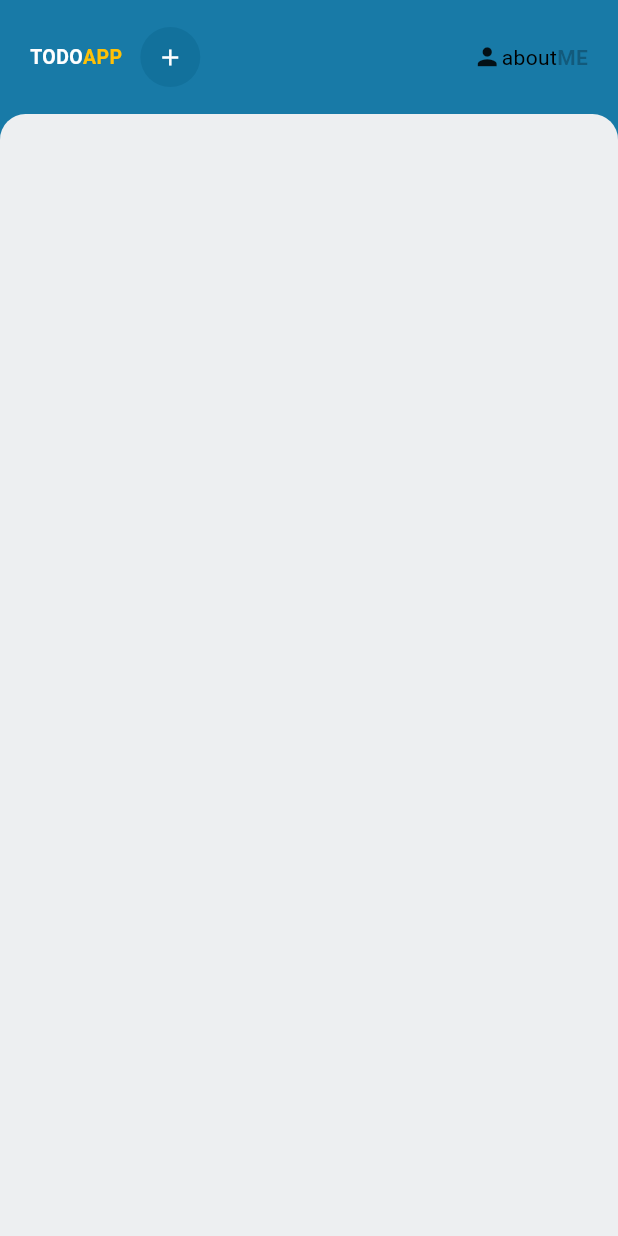
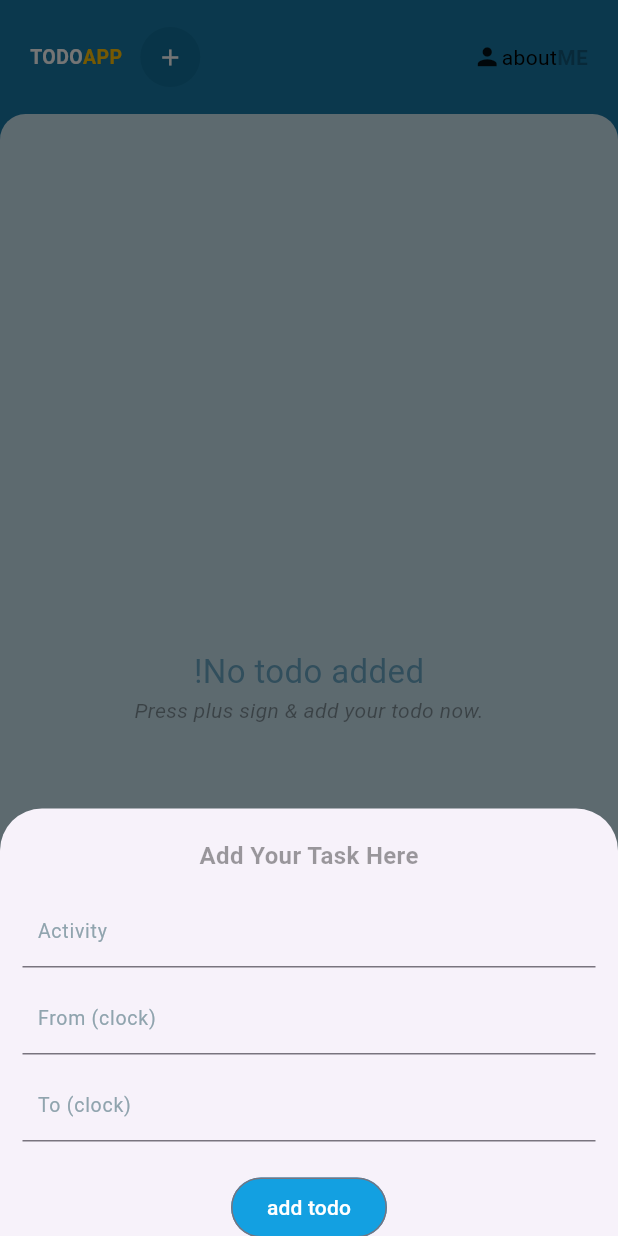
Before and after one commit to melaku88/todoApp-flutter-web, a Flutter app: the screen it shows after launch, after a tap on the "add" icon, on a phone screen of 412 x 824 dp. Run offline on Flutter 3.47's test engine with Material 3 defaults, Android fonts, the phone set to English and light mode, and no system bars.

Commit message:
text field is added

```diff
--- a/lib/main.dart
+++ b/lib/main.dart
@@ -1,7 +1,8 @@
 import 'package:flutter/material.dart';
 import 'package:todo/pages/home_screen.dart';
 
-void main(){
+void main()async{
+  WidgetsFlutterBinding.ensureInitialized();
   runApp(MyApp());
 }
 
--- a/lib/pages/home_screen.dart
+++ b/lib/pages/home_screen.dart
@@ -14,8 +14,25 @@ class HomeScreen extends StatefulWidget {
 
 class _HomeScreenState extends State<HomeScreen> {
   //* -----------------------------------------------------------------------------
-  List<String> todoLists= [];
-  final TextEditingController todoController = TextEditingController();
+  List<dynamic> todoLists = [];
+  final TextEditingController activityController = TextEditingController();
+  final TextEditingController fromController = TextEditingController();
+  final TextEditingController toController = TextEditingController();
+
+  void addTodo() async {
+    String activity = activityController.text.trim();
+    String from = fromController.text.trim();
+    String to = toController.text.trim();
+    if (activity.isNotEmpty && from.isNotEmpty && to.isNotEmpty) {
+      setState(() {
+        todoLists.add({'activity': activity, 'from': from, 'to': to});
+      });
+      activityController.clear();
+      fromController.clear();
+      toController.clear();
+    }
+  }
+
   //* -----------------------------------------------------------------------------
   @override
   Widget build(BuildContext context) {
@@ -32,13 +49,26 @@ class _HomeScreenState extends State<HomeScreen> {
             children: [
               // header section
               constraints.maxWidth >= kDeviceWidth
-                ? HeaderDesktop()
-                : HeaderMobile(),
+                  ? HeaderDesktop()
+                  : HeaderMobile(
+                      onTap: addTodo,
+                      activityController: activityController,
+                      fromController: fromController,
+                      toController: toController,
+                    ),
 
               // main section
               constraints.maxWidth >= kDeviceWidth
-                ? MainDesktop(listDDatas: todoLists, controller: todoController,)
-                : MainMobile(listMDatas: todoLists,),
+                  ? MainDesktop(
+                      listDDatas: todoLists,
+                      onTap: addTodo,
+                      activityController: activityController,
+                      fromController: fromController,
+                      toController: toController,
+                    )
+                  : MainMobile(
+                      listMDatas: todoLists,
+                    ),
             ],
           ),
         ),
--- a/lib/widgets/header_mobile.dart
+++ b/lib/widgets/header_mobile.dart
@@ -1,7 +1,12 @@
 import 'package:flutter/material.dart';
+import 'package:todo/widgets/text_field.dart';
 
 class HeaderMobile extends StatelessWidget {
-  const HeaderMobile({super.key});
+  final TextEditingController activityController;
+  final TextEditingController fromController;
+  final TextEditingController toController;
+  final VoidCallback onTap;
+  const HeaderMobile({super.key, required this.onTap, required this.activityController, required this.fromController, required this.toController});
 
   @override
   Widget build(BuildContext context) {
@@ -17,22 +22,38 @@ class HeaderMobile extends StatelessWidget {
             children: [
               Text(
                 'TODO',
-                style:
-                    TextStyle(color: Colors.white, fontWeight: FontWeight.bold, fontSize: 13),
+                style: TextStyle(
+                    color: Colors.white,
+                    fontWeight: FontWeight.bold,
+                    fontSize: 13),
               ),
               Text(
                 'APP',
-                style:
-                    TextStyle(color: Colors.amber, fontWeight: FontWeight.bold, fontSize: 13),
+                style: TextStyle(
+                    color: Colors.amber,
+                    fontWeight: FontWeight.bold,
+                    fontSize: 13),
               ),
-
               TextButton.icon(
-                onPressed: (){},
-                label: Icon(Icons.add, size: 18.0, color: Colors.white,),
+                onPressed: () {
+                  showModalBottomSheet(
+                      context: context,
+                      builder: (context) {
+                        return Container(
+                          height: 285,
+                          padding: EdgeInsets.only(top: 20.0, left: 15.0, right: 15.0, bottom: MediaQuery.of(context).viewInsets.bottom),
+                          child: MyTextField( onTap:  onTap, activityController: activityController, fromController: fromController, toController: toController, controller: null),
+                        );
+                      });
+                },
+                label: Icon(
+                  Icons.add,
+                  size: 18.0,
+                  color: Colors.white,
+                ),
                 style: TextButton.styleFrom(
-                  shape: CircleBorder(),
-                  backgroundColor: Color.fromARGB(255, 18, 113, 156)
-                ),
+                    shape: CircleBorder(),
+                    backgroundColor: Color.fromARGB(255, 18, 113, 156)),
               )
             ],
           ),
--- a/lib/widgets/main_mobile.dart
+++ b/lib/widgets/main_mobile.dart
@@ -1,7 +1,7 @@
 import 'package:flutter/material.dart';
 
 class MainMobile extends StatelessWidget {
-  final List<String> listMDatas;
+  final List<dynamic> listMDatas;
   const MainMobile({super.key, required this.listMDatas});
 
   @override
@@ -15,8 +15,9 @@ class MainMobile extends StatelessWidget {
       decoration: BoxDecoration(
           borderRadius: BorderRadius.only(
               topLeft: Radius.circular(17.0), topRight: Radius.circular(17.0)),
-          color: Color.fromARGB(255, 237, 239, 241)),
-      child: ListView.builder(
+          color: Color.fromARGB(255, 203, 230, 243)),
+      child: listMDatas.isNotEmpty
+          ? ListView.builder(
               itemCount: listMDatas.length,
               itemBuilder: (context, index) {
                 return ListTile(
@@ -25,15 +26,37 @@ class MainMobile extends StatelessWidget {
                     size: 19,
                   ),
                   title: Text(
-                listMDatas[index],
+                    listMDatas[index]['activity'],
                     style: TextStyle(fontSize: 14.0),
+                  ),
+                  subtitle: Text(
+                    'From ${listMDatas[index]['from']} to ${listMDatas[index]['to']}',
+                    style: TextStyle(fontSize: 11, color: Colors.black38),
                   ),
                   trailing: Icon(
                     Icons.delete_outline,
                     size: 18.0,
                   ),
                 );
-          }
+              })
+          : Center(
+              child: Column(
+                mainAxisAlignment: MainAxisAlignment.center,
+                children: [
+                  Text(
+                    '!No todo added',
+                    style: TextStyle(
+                        color:
+                            Color.fromARGB(255, 12, 112, 158).withOpacity(0.5),
+                        fontSize: 22.0),
+                  ),
+                  Text(
+                    'Press plus sign & add your todo now.',
+                    style: TextStyle(
+                        color: Colors.black38, fontStyle: FontStyle.italic),
+                  )
+                ],
+              ),
             ),
     );
   }
--- /dev/null
+++ b/lib/widgets/text_field.dart
@@ -0,0 +1,80 @@
+import 'package:flutter/material.dart';
+
+class MyTextField extends StatelessWidget {
+  final TextEditingController activityController;
+  final TextEditingController fromController;
+  final TextEditingController toController;
+  final VoidCallback onTap;
+  const MyTextField({super.key, required this.onTap, required this.activityController, required this.fromController, required this.toController, required controller});
+
+  @override
+  Widget build(BuildContext context) {
+    return Column(
+      children: [
+        const Text(
+          'Add Your Task Here',
+          style: TextStyle(
+              color: Colors.black38, fontSize: 16, fontWeight: FontWeight.w600),
+        ),
+        const SizedBox(
+          height: 15.0,
+        ),
+        TextField(
+          controller: activityController,
+          cursorWidth: 1,
+          decoration: InputDecoration(
+            contentPadding:
+                const EdgeInsets.symmetric(vertical: 0, horizontal: 10.0),
+            label: Text(
+              'Activity',
+              style: TextStyle(fontSize: 13.0, color: Colors.blueGrey.shade300),
+            ),
+          ),
+        ),
+
+        SizedBox(height: 10.0,),
+
+        TextField(
+          controller: fromController,
+          cursorWidth: 1,
+          keyboardType: TextInputType.datetime,
+          decoration: InputDecoration(
+            contentPadding:
+                const EdgeInsets.symmetric(vertical: 0, horizontal: 10.0),
+            label: Text(
+              'From (clock)',
+              style: TextStyle(fontSize: 13.0, color: Colors.blueGrey.shade300),
+            ),
+          ),
+        ),
+
+        SizedBox(height: 10.0,),
+
+        TextField(
+          controller: toController,
+          cursorWidth: 1,
+          keyboardType: TextInputType.datetime,
+          decoration: InputDecoration(
+            contentPadding:
+                const EdgeInsets.symmetric(vertical: 0, horizontal: 10.0),
+            label: Text(
+              'To (clock)',
+              style: TextStyle(fontSize: 13.0, color: Colors.blueGrey.shade300),
+            ),
+          ),
+        ),
+        const SizedBox(
+          height: 20.0,
+        ),
+        OutlinedButton(
+            onPressed: onTap,
+            style: OutlinedButton.styleFrom(
+                backgroundColor: const Color.fromARGB(255, 19, 160, 225)),
+            child: const Text(
+              'add todo',
+              style: TextStyle(color: Colors.white),
+            ))
+      ],
+    );
+  }
+}
```
Also changed, not shown: lib/widgets/main_desktop.dart (+21 -43 lines). Lines whose indentation alone changed are shown as unchanged.
